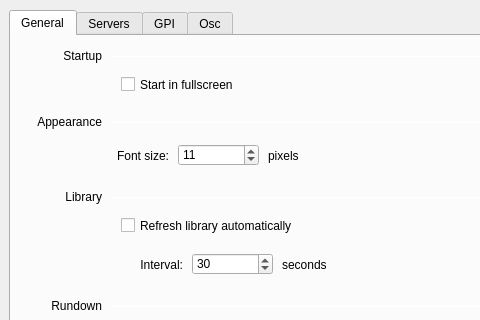
This is src/Widgets/SettingsDialog.ui in CasparCG/client as Qt 5 draws it before an edit; both pictures show x 0 to 480 and y 0 to 320 of the 700 by 817 pixel window. The edited form follows.
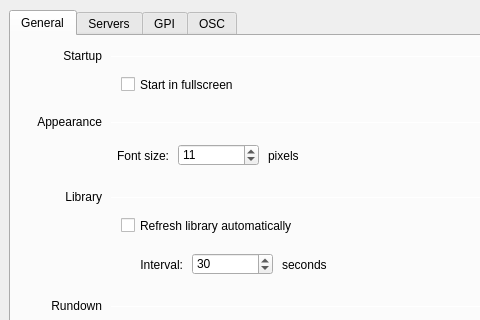
This is the edited form.

The edit to the form file:
```diff
--- a/src/Widgets/SettingsDialog.ui
+++ b/src/Widgets/SettingsDialog.ui
@@ -2579,7 +2579,7 @@
    </widget>
    <widget class="QWidget" name="tabOsc">
     <attribute name="title">
-     <string>Osc</string>
+     <string>OSC</string>
     </attribute>
     <widget class="QLineEdit" name="lineEditOscInputPort">
      <property name="geometry">
```
